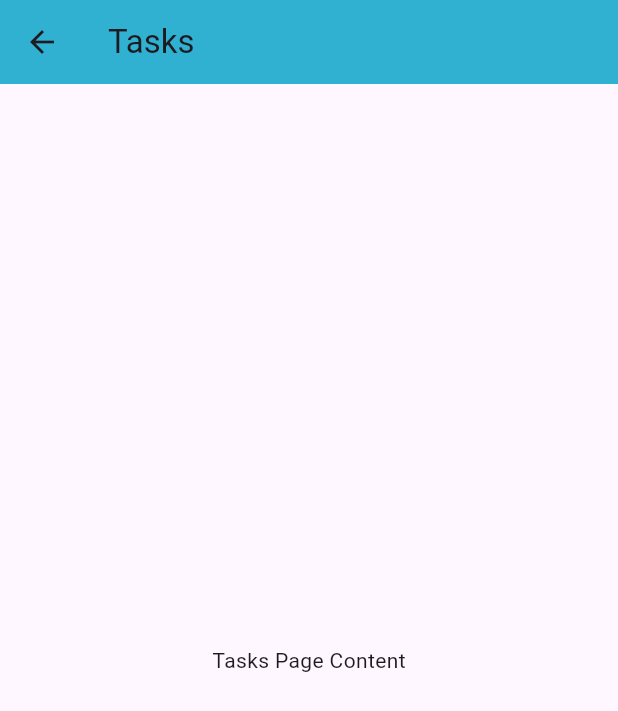
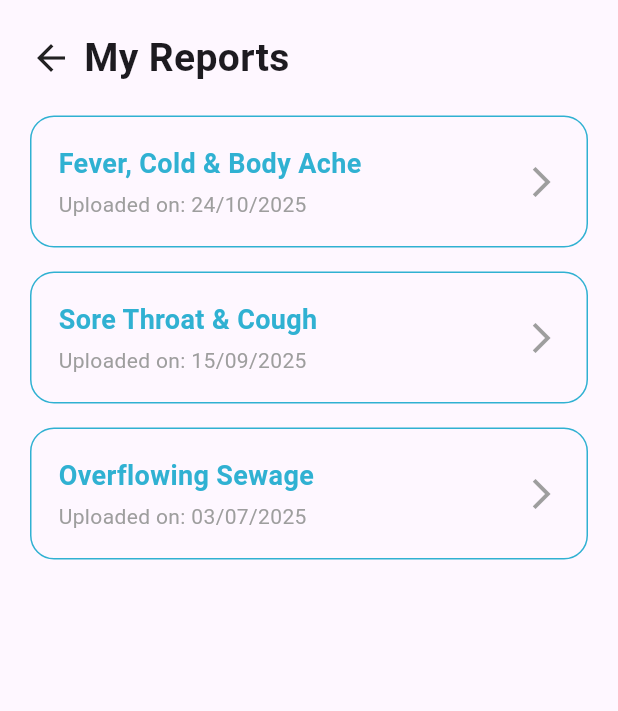
Before and after one commit to Adhithyakm/MediSense, a Flutter app: the TasksScreen screen opened directly, on a phone screen of 412 x 824 dp. Shown: the top 711 px of the screen. Run offline on Flutter 3.47's test engine with Material 3 defaults, Android fonts, the phone set to English and light mode, and no system bars; our stand-ins replace image_picker.

Commit message:
added more pages

```diff
--- a/lib/main.dart
+++ b/lib/main.dart
@@ -1,6 +1,6 @@
 import 'package:flutter/material.dart';
 import 'screens/medisensescreen.dart';
-
+import 'screens/home_screen.dart';
 void main() {
   runApp(const MediSenseApp());
 }
--- /dev/null
+++ b/lib/models/report_model.dart
@@ -0,0 +1,19 @@
+class ReportModel {
+  final String title;
+  final List<String> symptoms;
+  final String description;
+  final String district;
+  final String locality;
+  final String date;
+  final String time;
+
+  ReportModel({
+    required this.title,
+    required this.symptoms,
+    required this.description,
+    required this.district,
+    required this.locality,
+    required this.date,
+    required this.time,
+  });
+}
--- a/lib/screens/tasks_screen.dart
+++ b/lib/screens/tasks_screen.dart
@@ -1,17 +1,123 @@
 import 'package:flutter/material.dart';
+import '../models/report_model.dart';
+import 'report_details_screen.dart';
 
 class TasksScreen extends StatelessWidget {
-  const TasksScreen({Key? key}) : super(key: key);
+  TasksScreen({Key? key}) : super(key: key);
+
+  // TEMPORARY SAMPLE DATA (You will replace this with DB data later)
+  final List<ReportModel> reports = [
+    ReportModel(
+      title: "Fever, Cold & Body Ache",
+      symptoms: ["Fever", "Cold", "Body Ache"],
+      description: "Feeling unwell for days. Fever with body ache.",
+      district: "Thrissur",
+      locality: "Ollukkara",
+      date: "24/10/2025",
+      time: "06:00 AM",
+    ),
+    ReportModel(
+      title: "Sore Throat & Cough",
+      symptoms: ["Sore Throat", "Cough"],
+      description: "Severe throat pain and persistent cough.",
+      district: "Kozhikode",
+      locality: "Kunnamangalam",
+      date: "15/09/2025",
+      time: "10:30 AM",
+    ),
+    ReportModel(
+      title: "Overflowing Sewage",
+      symptoms: ["Sanitation Issue"],
+      description: "Sewage overflow near bus stop.",
+      district: "Ernakulam",
+      locality: "Kalamassery",
+      date: "03/07/2025",
+      time: "08:15 AM",
+    ),
+  ];
 
   @override
   Widget build(BuildContext context) {
     return Scaffold(
-      appBar: AppBar(
-        title: const Text("Tasks"),
-        backgroundColor: const Color(0xFF30B1D2),
-      ),
-      body: const Center(
-        child: Text("Tasks Page Content"),
+      body: SafeArea(
+        child: Padding(
+          padding: const EdgeInsets.all(20),
+          child: Column(
+            crossAxisAlignment: CrossAxisAlignment.start,
+            children: [
+              // Header
+              Row(
+                children: const [
+                  Icon(Icons.arrow_back, size: 28),
+                  SizedBox(width: 8),
+                  Text(
+                    "My Reports",
+                    style: TextStyle(
+                      fontSize: 26,
+                      fontWeight: FontWeight.bold,
+                    ),
+                  )
+                ],
+              ),
+              const SizedBox(height: 20),
+
+              // List of reports
+              Expanded(
+                child: ListView.builder(
+                  itemCount: reports.length,
+                  itemBuilder: (context, index) {
+                    final report = reports[index];
+                    return GestureDetector(
+                      onTap: () {
+                        Navigator.push(
+                          context,
+                          MaterialPageRoute(
+                            builder: (_) => ReportDetailsScreen(report: report),
+                          ),
+                        );
+                      },
+                      child: Container(
+                        margin: const EdgeInsets.only(bottom: 16),
+                        padding: const EdgeInsets.all(18),
+                        decoration: BoxDecoration(
+                          border: Border.all(color: Color(0xFF30B1D2)),
+                          borderRadius: BorderRadius.circular(16),
+                        ),
+                        child: Row(
+                          mainAxisAlignment: MainAxisAlignment.spaceBetween,
+                          children: [
+                            Column(
+                              crossAxisAlignment: CrossAxisAlignment.start,
+                              children: [
+                                Text(
+                                  report.title,
+                                  style: const TextStyle(
+                                    color: Color(0xFF30B1D2),
+                                    fontSize: 18,
+                                    fontWeight: FontWeight.w600,
+                                  ),
+                                ),
+                                const SizedBox(height: 4),
+                                Text(
+                                  "Uploaded on: ${report.date}",
+                                  style: const TextStyle(
+                                    color: Colors.grey,
+                                    fontSize: 14,
+                                  ),
+                                ),
+                              ],
+                            ),
+                            const Icon(Icons.arrow_forward_ios, color: Colors.grey),
+                          ],
+                        ),
+                      ),
+                    );
+                  },
+                ),
+              ),
+            ],
+          ),
+        ),
       ),
     );
   }
```
Also changed, not shown: lib/screens/home_screen.dart (+12 -3 lines), lib/screens/notifications_page.dart (added, +79 -0 lines), lib/screens/report_details_screen.dart (added, +131 -0 lines), lib/screens/report_symptoms_screen.dart (+16 -5 lines), lib/screens/review_submit_screen.dart (added, +186 -0 lines), pubspec.lock.
